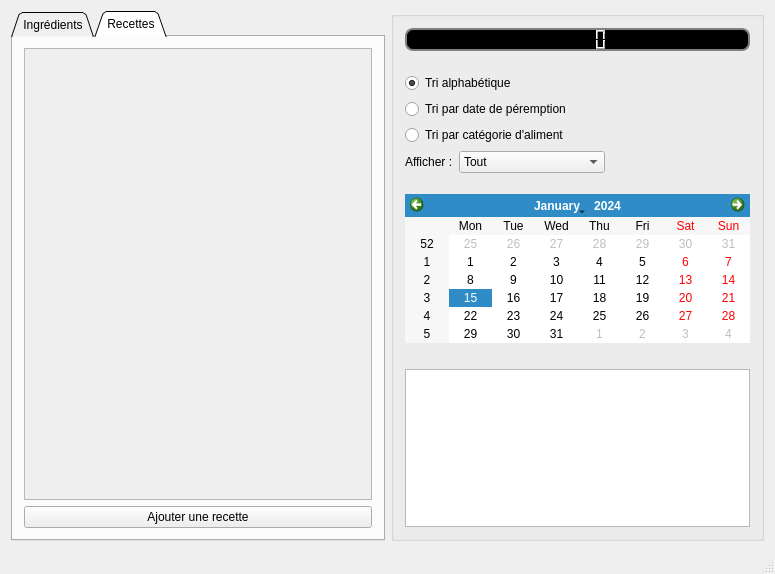
Before: the Qt Designer form mainwindow.ui in ACoupat/Refrigestion, drawn with Qt 5.
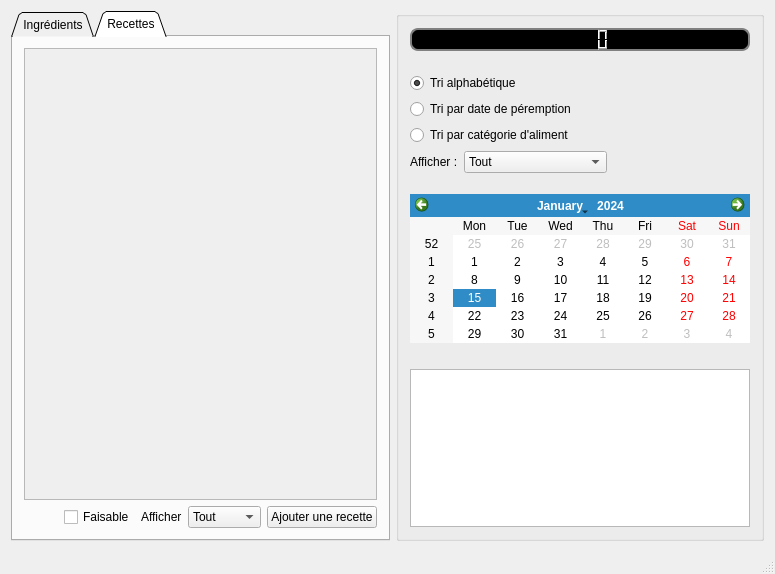
After: the same form once the commit is applied. The open tabs and pages were chosen to show the change.

Commit message: Ajout options tri recette

The edit to the form file:
```diff
--- a/mainwindow.ui
+++ b/mainwindow.ui
@@ -290,6 +290,88 @@
         <string>Recettes</string>
        </attribute>
        <layout class="QGridLayout" name="gridLayout_3">
+        <item row="2" column="0">
+         <layout class="QHBoxLayout" name="horizontalLayout_2">
+          <item>
+           <spacer name="horizontalSpacer_2">
+            <property name="orientation">
+             <enum>Qt::Horizontal</enum>
+            </property>
+            <property name="sizeHint" stdset="0">
+             <size>
+              <width>40</width>
+              <height>20</height>
+             </size>
+            </property>
+           </spacer>
+          </item>
+          <item>
+           <widget class="QCheckBox" name="chb_faisable">
+            <property name="text">
+             <string>Faisable</string>
+            </property>
+           </widget>
+          </item>
+          <item>
+           <widget class="QLabel" name="label_2">
+            <property name="sizePolicy">
+             <sizepolicy hsizetype="Fixed" vsizetype="Preferred">
+              <horstretch>0</horstretch>
+              <verstretch>0</verstretch>
+             </sizepolicy>
+            </property>
+            <property name="layoutDirection">
+             <enum>Qt::RightToLeft</enum>
+            </property>
+            <property name="text">
+             <string>Afficher</string>
+            </property>
+           </widget>
+          </item>
+          <item>
+           <widget class="QComboBox" name="cb_type">
+            <property name="sizePolicy">
+             <sizepolicy hsizetype="Fixed" vsizetype="Fixed">
+              <horstretch>0</horstretch>
+              <verstretch>0</verstretch>
+             </sizepolicy>
+            </property>
+            <item>
+             <property name="text">
+              <string>Tout</string>
+             </property>
+            </item>
+            <item>
+             <property name="text">
+              <string>Entrée</string>
+             </property>
+            </item>
+            <item>
+             <property name="text">
+              <string>Plat</string>
+             </property>
+            </item>
+            <item>
+             <property name="text">
+              <string>Dessert</string>
+             </property>
+            </item>
+            <item>
+             <property name="text">
+              <string>Autre</string>
+             </property>
+            </item>
+           </widget>
+          </item>
+          <item>
+           <widget class="QPushButton" name="boutonAjoutRecette">
+            <property name="text">
+             <string>Ajouter une recette</string>
+            </property>
+           </widget>
+          </item>
+         </layout>
+        </item>
         <item row="0" column="0">
          <widget class="QScrollArea" name="scrollArea_2">
           <property name="widgetResizable">
@@ -301,7 +383,7 @@
              <x>0</x>
              <y>0</y>
              <width>350</width>
-             <height>446</height>
+             <height>444</height>
             </rect>
            </property>
            <layout class="QGridLayout" name="gridLayout_7">
@@ -312,13 +394,6 @@
           </widget>
          </widget>
         </item>
-        <item row="1" column="0">
-         <widget class="QPushButton" name="boutonAjoutRecette">
-          <property name="text">
-           <string>Ajouter une recette</string>
-          </property>
-         </widget>
-        </item>
        </layout>
       </widget>
      </widget>
```
Left out of the diff: 2 changed lines with no effect on the pictures. The commit also changes 6 other files.
